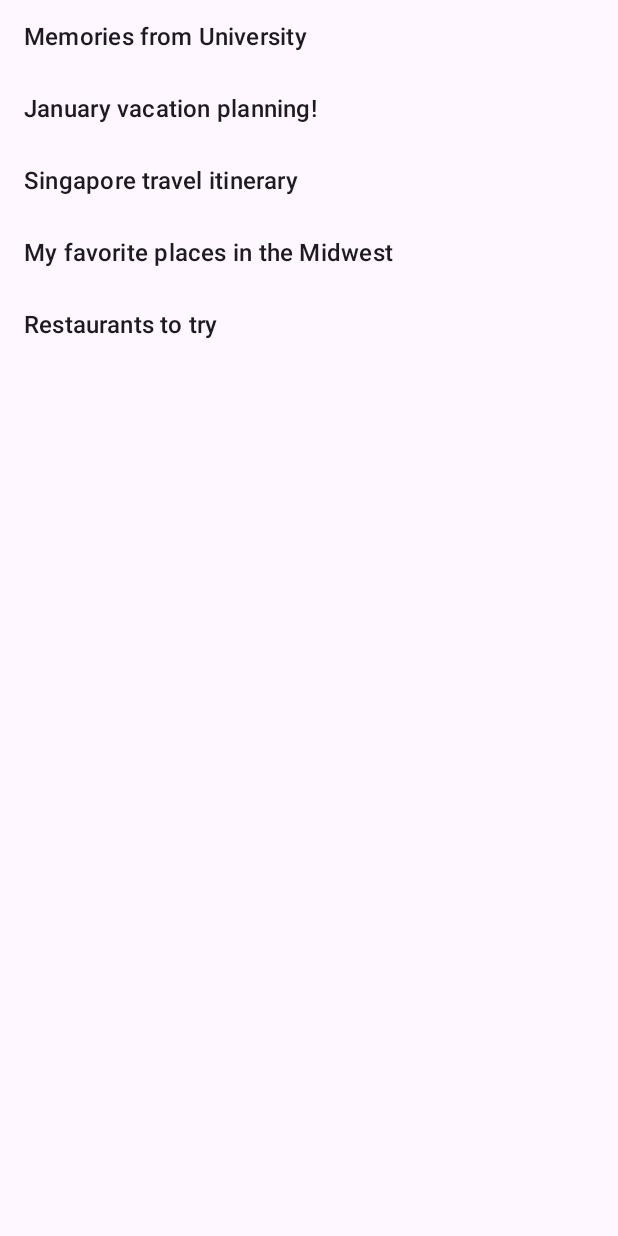
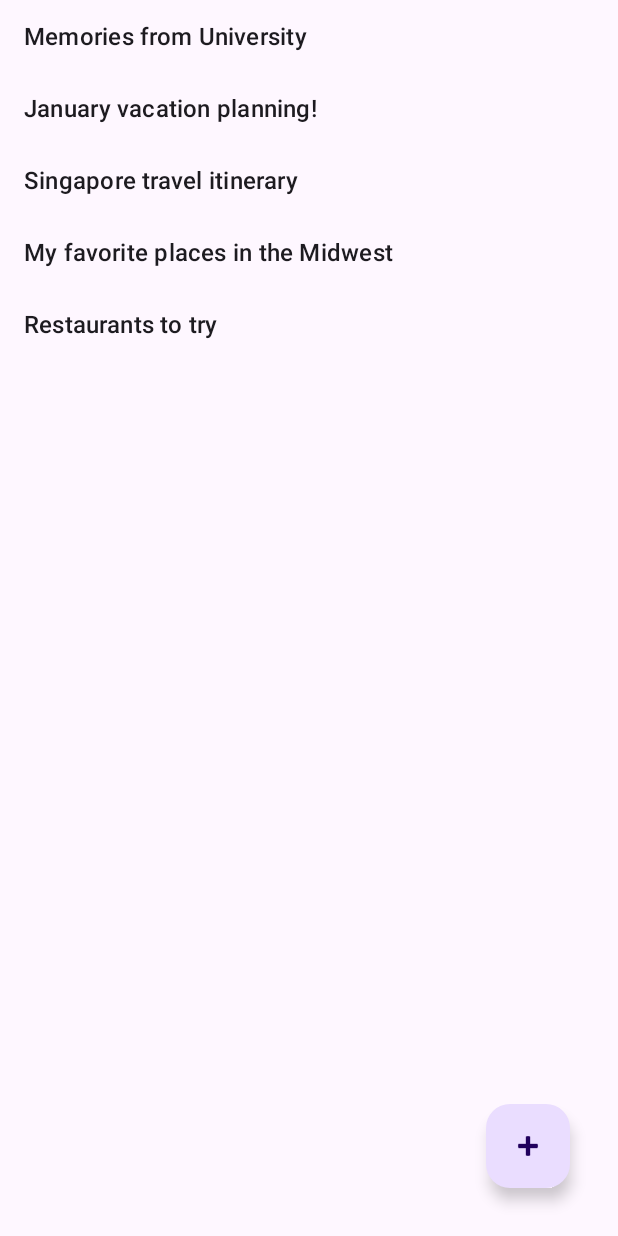
Before and after one commit to ABDarif/myMaps, an Android app: the screen it shows after launch (MainActivity), on a phone screen of 412 x 824 dp. Run offline under Robolectric (Android 15) with nearby library versions, the phone set to English and light mode, and no system bars.

Commit message:
Added Floating Action Button for creating maps

```diff
--- a/app/src/main/res/layout/activity_main.xml
+++ b/app/src/main/res/layout/activity_main.xml
@@ -12,4 +12,15 @@
         android:layout_height="match_parent"
         tools:layout_editor_absoluteX="1dp"
         tools:layout_editor_absoluteY="1dp" />
+
+    <com.google.android.material.floatingactionbutton.FloatingActionButton
+        android:id="@+id/fabCreateMap"
+        android:layout_width="wrap_content"
+        android:layout_height="wrap_content"
+        android:layout_marginEnd="32dp"
+        android:layout_marginBottom="32dp"
+        android:clickable="true"
+        app:layout_constraintBottom_toBottomOf="parent"
+        app:layout_constraintEnd_toEndOf="parent"
+        app:srcCompat="@android:drawable/ic_input_add" />
 </androidx.constraintlayout.widget.ConstraintLayout>
```
